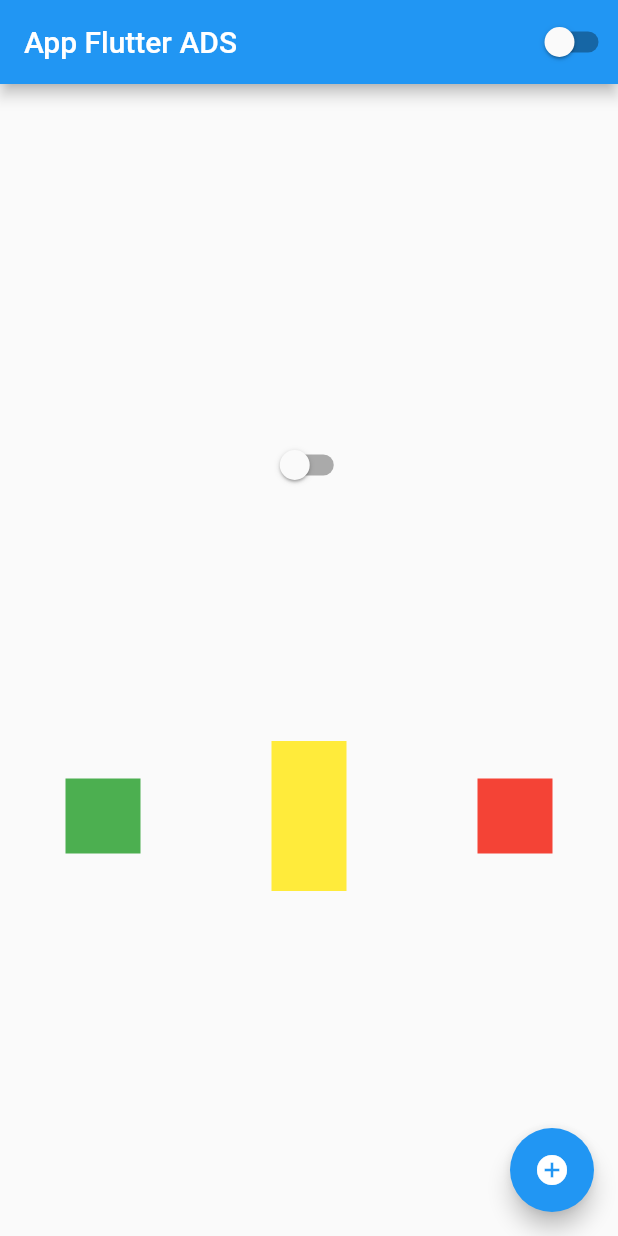
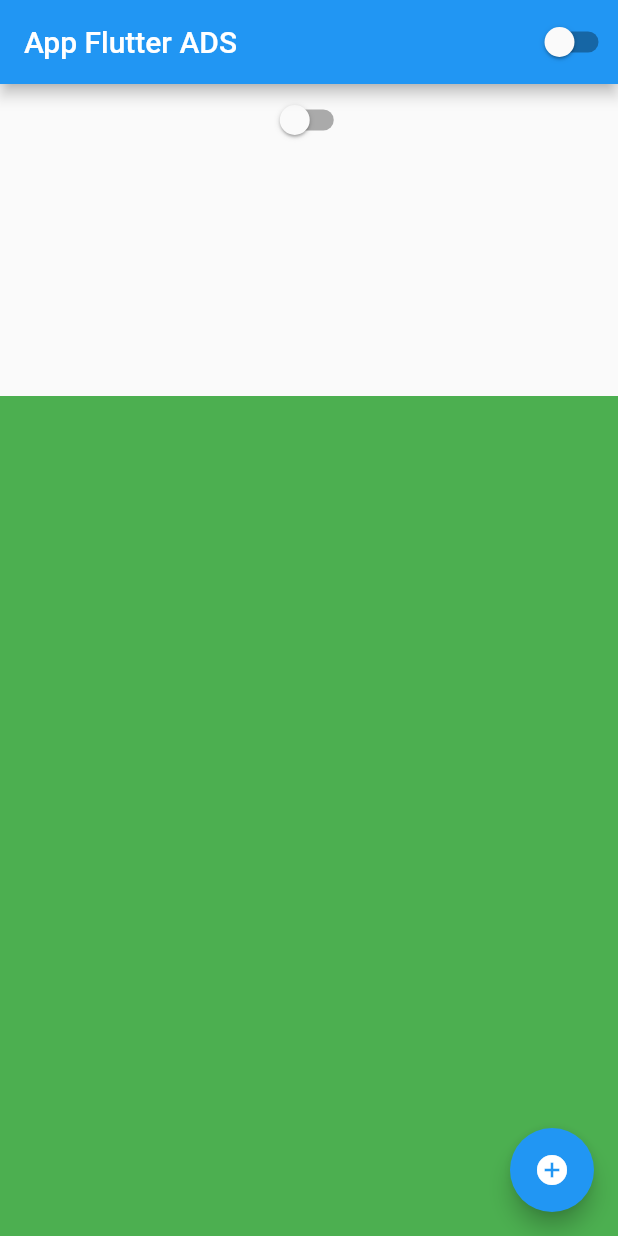
Before and after one commit to EisenGFonseca/Desenvolvimento-para-Dispositivos-M-veis, a Flutter app: the screen it shows after launch, on a phone screen of 412 x 824 dp. Run offline on Flutter 3.47's test engine with Material 2 defaults, Android fonts, the phone set to English and light mode, and no system bars.

Commit message:
Aula 1.11 ListView
Aula 1.11 ListView

```diff
--- a/Curso na pratica/ola_mundo/lib/home_page.dart
+++ b/Curso na pratica/ola_mundo/lib/home_page.dart
@@ -13,10 +13,8 @@ class HomePageState extends State<HomePage> {
   int counter = 0;
   bool isDark = false;
 
-
   @override
   Widget build(BuildContext context) {
-
     return Scaffold(
       appBar: AppBar(
         title: Text(
@@ -27,13 +25,86 @@ class HomePageState extends State<HomePage> {
       body: Container(
         width: double.infinity,
         height: double.infinity,
-        child: Column(
-          mainAxisAlignment: MainAxisAlignment.center,
+        child: ListView(
           children: [
-            Center(
-              child: CustomSwitch()),
+            Center(child: CustomSwitch()),
             Container(
               height: 160,
+            ),
+            Container(
+              width: 50,
+              height: 50,
+              color: Colors.green,
+            ),
+            Container(
+              width: 50,
+              height: 50,
+              color: Colors.green,
+            ),
+            Container(
+              width: 50,
+              height: 50,
+              color: Colors.green,
+            ),
+            Container(
+              width: 50,
+              height: 50,
+              color: Colors.green,
+            ),
+            Container(
+              width: 50,
+              height: 50,
+              color: Colors.green,
+            ),
+            Container(
+              width: 50,
+              height: 50,
+              color: Colors.green,
+            ),
+            Container(
+              width: 50,
+              height: 50,
+              color: Colors.green,
+            ),
+            Container(
+              width: 50,
+              height: 50,
+              color: Colors.green,
+            ),
+            Container(
+              width: 50,
+              height: 50,
+              color: Colors.green,
+            ),
+            Container(
+              width: 50,
+              height: 50,
+              color: Colors.green,
+            ),
+            Container(
+              width: 50,
+              height: 50,
+              color: Colors.green,
+            ),
+            Container(
+              width: 50,
+              height: 50,
+              color: Colors.green,
+            ),
+            Container(
+              width: 50,
+              height: 50,
+              color: Colors.green,
+            ),
+            Container(
+              width: 50,
+              height: 50,
+              color: Colors.green,
+            ),
+            Container(
+              width: 50,
+              height: 50,
+              color: Colors.green,
             ),
             Row(
                 mainAxisAlignment: MainAxisAlignment.spaceAround,
@@ -45,8 +116,8 @@ class HomePageState extends State<HomePage> {
                     color: Colors.green,
                   ),
                   Container(
-                    width: 50,
-                    height: 100,
+                    width: 100,
+                    height: 50,
                     color: Colors.yellow,
                   ),
                   Container(
@@ -54,8 +125,7 @@ class HomePageState extends State<HomePage> {
                     height: 50,
                     color: Colors.red,
                   ),
-                ]
-              ),
+                ]),
           ],
         ),
       ),
@@ -76,7 +146,7 @@ class CustomSwitch extends StatelessWidget {
   Widget build(BuildContext context) {
     return Switch(
         value: AppController.instance.isDark,
-          onChanged:(value){
+        onChanged: (value) {
           AppController.instance.changeTheme();
         });
   }
```
Lines whose indentation alone changed are shown as unchanged.
